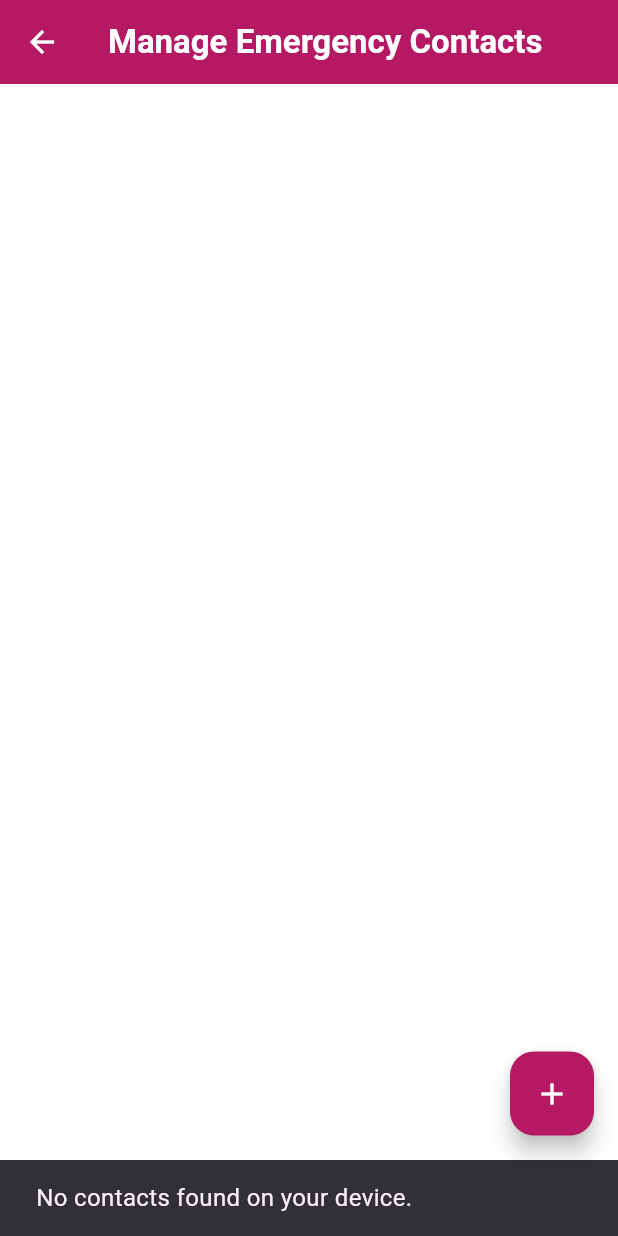
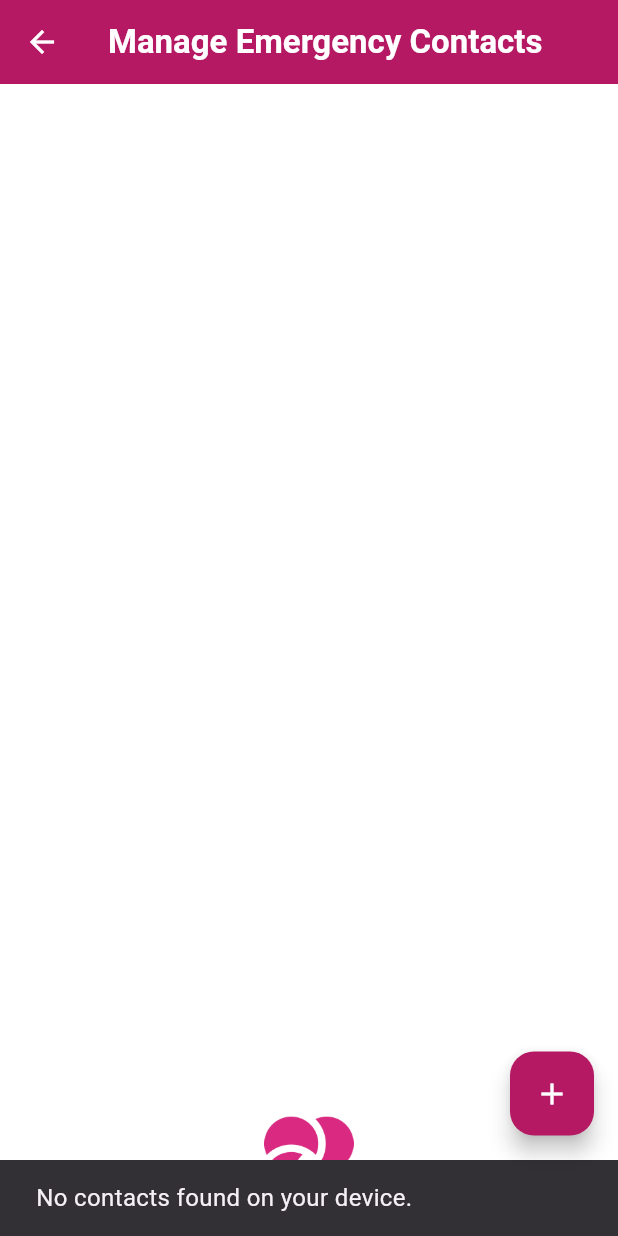
Before and after one commit to rishithareddychalla/SOS, a Flutter app: the CallingScreen screen opened by its route, after a tap on "Return to Home", after a tap on the "contacts" icon, after a tap on the "add" icon, on a phone screen of 412 x 824 dp. Run offline on Flutter 3.47's test engine with Material 3 defaults, Android fonts, the phone set to English and light mode, and no system bars; our stand-ins replace flutter_contacts, flutter_riverpod, geolocator, go_router, permission_handler, shared_preferences; missing offline and left inert: flutter_phone_direct_caller, phone_state, telephony; accounts and stored records are empty.

Commit message:
Updated Android code

```diff
--- a/lib/calling_screen.dart
+++ b/lib/calling_screen.dart
@@ -18,7 +18,7 @@ class CallingScreen extends ConsumerWidget {
         (c) => c['phone'] == currentNumber,
         orElse: () => {'name': 'Unknown'},
       )['name'];
-      statusText = 'Calling $contactName...\n($currentNumber)';
+      statusText = 'Calling $contactName'; //...\n($currentNumber)
     } else {
       statusText = 'Finished calling all emergency contacts.';
     }
@@ -96,21 +96,40 @@ class CallingScreen extends ConsumerWidget {
                       ],
                     ),
                     const SizedBox(height: 10),
+
+                    const SizedBox(height: 10),
+                    (remainingNumbers.isNotEmpty)
+                        ? Column(
+                            children: const [
                               Text(
-                      statusText,
+                                'SOS is active.',
+                                textAlign: TextAlign.center,
+                                style: TextStyle(
+                                  fontSize: 20,
+                                  color: Colors.white,
+                                  fontWeight: FontWeight.bold,
+                                ),
+                              ),
+                              SizedBox(height: 8), // spacing
+                              Text(
+                                'We are seeking help',
+                                textAlign: TextAlign.center,
+                                style: TextStyle(
+                                  fontSize: 20,
+                                  color: Colors.white,
+                                  fontWeight: FontWeight.bold,
+                                ),
+                              ),
+                            ],
+                          )
+                        : Text(
+                            'All emergency contacts have been called.',
                             textAlign: TextAlign.center,
                             style: const TextStyle(
                               fontSize: 20,
                               color: Colors.white,
                               fontWeight: FontWeight.bold,
                             ),
-                    ),
-                    const SizedBox(height: 10),
-                    if (remainingNumbers.isNotEmpty)
-                      const Text(
-                        'Waiting for call to end before trying next number...',
-                        textAlign: TextAlign.center,
-                        style: TextStyle(fontSize: 16, color: Colors.white70),
                           ),
                     const SizedBox(height: 40),
                     Padding(
@@ -127,9 +146,19 @@ class CallingScreen extends ConsumerWidget {
                               : 'Return to Home',
                           style: const TextStyle(
                             fontSize: 18,
+                            color: Color(0xFFFB51963),
                             fontWeight: FontWeight.bold,
                           ),
                         ),
+                      ),
+                    ),
+                    const SizedBox(height: 50), // <-- pushes logo to bottom
+
+                    Padding(
+                      padding: const EdgeInsets.only(bottom: 20),
+                      child: Image.asset(
+                        'assets/images/logo_white.png', // place your logo file here
+                        height: 60, // adjust size
                       ),
                     ),
                   ],
--- a/lib/contacts_screen.dart
+++ b/lib/contacts_screen.dart
@@ -19,7 +19,7 @@ class ContactsScreen extends ConsumerWidget {
         appBar: AppBar(
           leading: IconButton(
             icon: const Icon(Icons.arrow_back, color: Colors.white),
-            onPressed: () => context.go("/"),
+            onPressed: () => context.go('/'),
           ),
           title: const Text(
             'Manage Emergency Contacts',
@@ -27,7 +27,10 @@ class ContactsScreen extends ConsumerWidget {
           ),
           backgroundColor: const Color(0xFFFB51963),
         ),
-        body: ListView.builder(
+        body: Column(
+          children: [
+            Expanded(
+              child: ListView.builder(
                 itemCount: contactList.length,
                 itemBuilder: (context, index) {
                   return ListTile(
@@ -44,12 +47,26 @@ class ContactsScreen extends ConsumerWidget {
                     ),
                     trailing: IconButton(
                       icon: Icon(Icons.delete, color: Colors.grey[800]),
-                onPressed: () =>
-                    ref.read(contactsProvider.notifier).deleteContact(index),
+                      onPressed: () => ref
+                          .read(contactsProvider.notifier)
+                          .deleteContact(index),
                     ),
                   );
                 },
               ),
+            ),
+            const Spacer(), // <-- pushes logo to bottom
+
+            Padding(
+              padding: const EdgeInsets.only(bottom: 20),
+              child: Image.asset(
+                'assets/images/logo_pink.png', // place your logo file here
+                height: 60, // adjust size
+              ),
+            ),
+          ],
+        ),
+
         floatingActionButton: FloatingActionButton(
           backgroundColor: Color(0xFFFB51963),
           onPressed: () => _pickContact(context, ref),
--- a/lib/main.dart
+++ b/lib/main.dart
@@ -289,7 +289,10 @@ class MainScreen extends ConsumerWidget {
   Widget build(BuildContext context, WidgetRef ref) {
     return Scaffold(
       appBar: AppBar(
-        title: const Text('SOS', style: TextStyle(color: Colors.white)),
+        title: Image.asset(
+          'assets/images/logo_white.png', // your logo path
+          height: 30, // adjust as needed
+        ),
         backgroundColor: const Color(0xFFFB51963),
         actions: [
           IconButton(
@@ -368,6 +371,15 @@ class MainScreen extends ConsumerWidget {
               textAlign: TextAlign.center,
               style: TextStyle(fontSize: 16, color: Colors.black54),
             ),
+            const SizedBox(height: 50), // <-- pushes logo to bottom
+
+            Padding(
+              padding: const EdgeInsets.only(bottom: 20),
+              child: Image.asset(
+                'assets/images/logo_pink.png', // place your logo file here
+                height: 60, // adjust size
+              ),
+            ),
           ],
         ),
       ),
--- a/lib/router.dart
+++ b/lib/router.dart
@@ -1,12 +1,15 @@
-
 import 'package:go_router/go_router.dart';
 
 import 'package:sos_app/main.dart';
+import 'package:sos_app/splash_screen.dart';
 
 import 'contacts_screen.dart';
 import 'calling_screen.dart';
+
 final GoRouter router = GoRouter(
+  initialLocation: '/splash',
   routes: [
+    GoRoute(path: '/splash', builder: (context, state) => const SplashScreen()),
     GoRoute(path: '/', builder: (context, state) => MainScreen()),
     GoRoute(
       path: '/contacts',
```
Also changed, not shown: lib/call_state_model.dart (added, +14 -0 lines), lib/splash_screen.dart (added, +50 -0 lines), assets/images/logo_white.png (added), flutter_01.png (deleted). Lines whose indentation alone changed are shown as unchanged.
